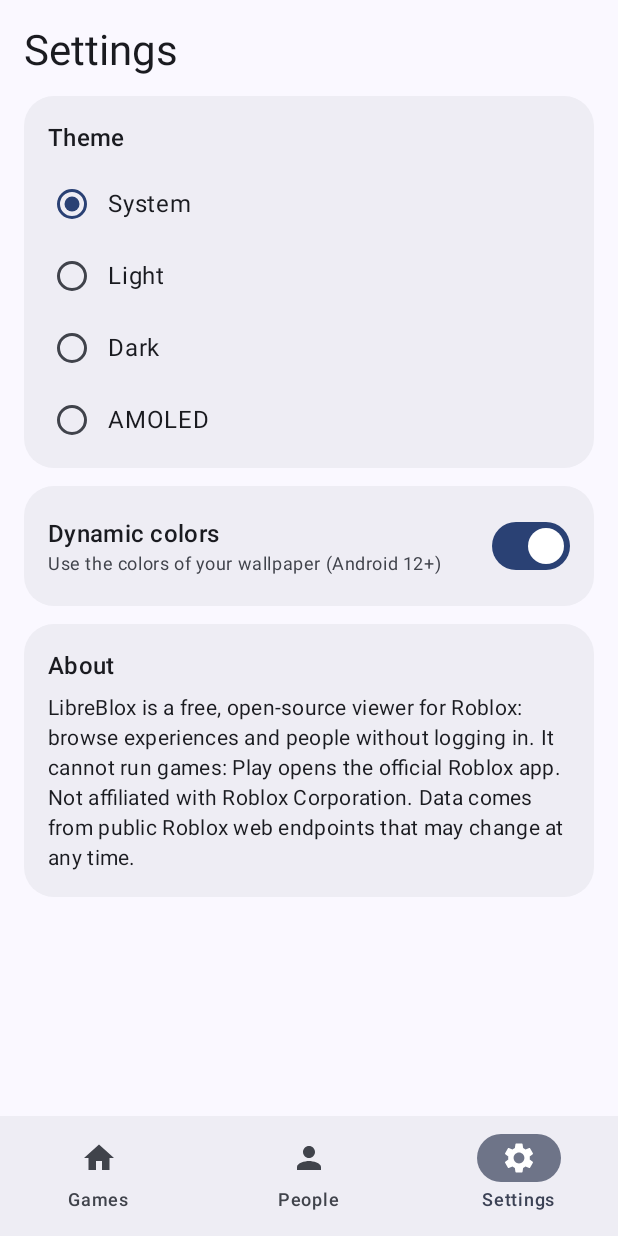
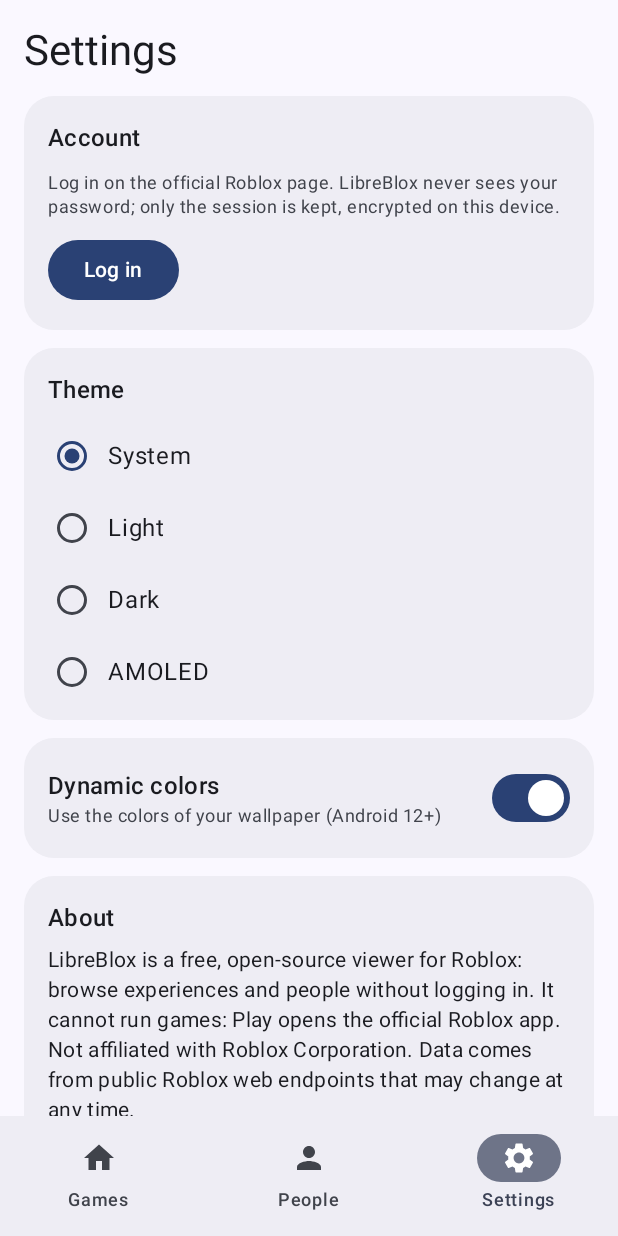
Before and after one commit to dorfandiysoftware-glitch/LibreBlox, an Android app built with Jetpack Compose: the screen it shows after launch (MainActivity), item 3 of the bottom bar chosen, on a phone screen of 412 x 824 dp. Run offline under Robolectric (Android 15) with nearby library versions, the phone set to English and light mode, and no system bars; pictures from the network do not load.

Commit message:
Stage 2: Roblox account login (WebView, encrypted session), account card in settings
Co-Authored-By: Claude Sonnet 5.5 <noreply@anthropic.com>
Claude-Session: https://claude.ai/code/session_01YJA6PigUCoctQqQv7pn6SK

```diff
--- a/app/build.gradle
+++ b/app/build.gradle
@@ -12,8 +12,8 @@ android {
         applicationId 'org.libreblox.app'
         minSdk 26
         targetSdk 35
-        versionCode 1
-        versionName '0.1.0'
+        versionCode 2
+        versionName '0.2.0'
     }
 
     // Release signing comes from CI secrets; without them the release build is signed with the debug key.
--- a/app/src/main/AndroidManifest.xml
+++ b/app/src/main/AndroidManifest.xml
@@ -4,7 +4,7 @@
     <uses-permission android:name="android.permission.INTERNET" />
 
     <application
-        android:allowBackup="true"
+        android:allowBackup="false"
         android:icon="@mipmap/ic_launcher"
         android:label="@string/app_name"
         android:supportsRtl="true"
--- a/app/src/main/java/org/libreblox/app/Api.kt
+++ b/app/src/main/java/org/libreblox/app/Api.kt
@@ -56,13 +56,14 @@ data class UserDetails(
 object Api {
     private val session = UUID.randomUUID().toString()
 
-    private suspend fun get(url: String): JSONObject = withContext(Dispatchers.IO) {
+    private suspend fun get(url: String, cookie: String? = null): JSONObject = withContext(Dispatchers.IO) {
         val c = URL(url).openConnection() as HttpURLConnection
         try {
             c.connectTimeout = 15000
             c.readTimeout = 20000
             c.setRequestProperty("Accept", "application/json")
             c.setRequestProperty("User-Agent", "LibreBlox/0.1 (Android)")
+            if (cookie != null) c.setRequestProperty("Cookie", ".ROBLOSECURITY=$cookie")
             val code = c.responseCode
             if (code !in 200..299) throw ApiException(code, url)
             JSONObject(c.inputStream.bufferedReader().use { it.readText() })
@@ -74,6 +75,15 @@ object Api {
     private fun enc(s: String) = URLEncoder.encode(s, "UTF-8")
     private fun JSONArray?.objects(): List<JSONObject> =
         if (this == null) emptyList() else (0 until length()).mapNotNull { optJSONObject(it) }
+
+    /** The account the session cookie belongs to, or null when it is no longer valid. */
+    suspend fun me(cookie: String): User? = try {
+        val j = get("https://users.roblox.com/v1/users/authenticated", cookie)
+        val id = j.optLong("id")
+        if (id == 0L) null else User(id, j.optString("name"), j.optString("displayName").ifEmpty { j.optString("name") }, avatar = headshots(listOf(id))[id])
+    } catch (e: ApiException) {
+        if (e.code == 401 || e.code == 403) null else throw e
+    }
 
     // ---------------- thumbnails ----------------
 
--- a/app/src/main/java/org/libreblox/app/AppVm.kt
+++ b/app/src/main/java/org/libreblox/app/AppVm.kt
@@ -4,7 +4,8 @@ import androidx.compose.runtime.getValue
 import androidx.compose.runtime.mutableStateListOf
 import androidx.compose.runtime.mutableStateOf
 import androidx.compose.runtime.setValue
-import androidx.lifecycle.ViewModel
+import android.app.Application
+import androidx.lifecycle.AndroidViewModel
 import androidx.lifecycle.viewModelScope
 import kotlinx.coroutines.launch
 
@@ -18,9 +19,10 @@ sealed interface Load<out T> {
 sealed interface Screen {
     data class GameS(val game: Game) : Screen
     data class UserS(val id: Long) : Screen
+    data object LoginS : Screen
 }
 
-class AppVm : ViewModel() {
+class AppVm(private val app: Application) : AndroidViewModel(app) {
     val stack = mutableStateListOf<Screen>()
 
     var sorts by mutableStateOf<List<Sort>>(emptyList())
@@ -33,7 +35,33 @@ class AppVm : ViewModel() {
     var userQuery by mutableStateOf("")
     var userSearch by mutableStateOf<Load<List<User>>>(Load.Idle)
 
-    init { loadHome() }
+    var account by mutableStateOf<User?>(null)
+
+    init {
+        loadHome()
+        refreshAccount()
+    }
+
+    fun refreshAccount() {
+        val cookie = Session.load(app) ?: run { account = null; return }
+        viewModelScope.launch {
+            // Keep the previous value on network errors; only a rejected cookie logs the user out.
+            try {
+                val me = Api.me(cookie)
+                if (me == null) Session.clear(app)
+                account = me
+            } catch (_: Exception) {}
+        }
+    }
+
+    fun logout() {
+        Session.clear(app)
+        account = null
+        try {
+            android.webkit.CookieManager.getInstance().removeAllCookies(null)
+            android.webkit.CookieManager.getInstance().flush()
+        } catch (_: Exception) {}
+    }
 
     private fun err(e: Throwable) = Load.Err(e.message ?: e.toString())
 
--- a/app/src/main/java/org/libreblox/app/MainActivity.kt
+++ b/app/src/main/java/org/libreblox/app/MainActivity.kt
@@ -87,6 +87,10 @@ private fun Root(vm: AppVm, theme: Int, dynamic: Boolean, onTheme: (Int) -> Unit
         is Screen.GameS -> GameScreen(top.game, onBack = { vm.stack.removeAt(vm.stack.lastIndex) }, onUser = { vm.stack.add(Screen.UserS(it)) })
         is Screen.UserS -> UserScreen(top.id, onBack = { vm.stack.removeAt(vm.stack.lastIndex) },
             onGame = { vm.stack.add(Screen.GameS(it)) }, onUser = { vm.stack.add(Screen.UserS(it.id)) })
+        Screen.LoginS -> LoginScreen(
+            onBack = { vm.stack.removeAt(vm.stack.lastIndex) },
+            onDone = { vm.stack.removeAt(vm.stack.lastIndex); vm.refreshAccount() },
+        )
         null -> Scaffold(
             containerColor = MaterialTheme.colorScheme.background,
             bottomBar = {
@@ -101,7 +105,13 @@ private fun Root(vm: AppVm, theme: Int, dynamic: Boolean, onTheme: (Int) -> Unit
             when (tab) {
                 Tab.GAMES -> GamesTab(vm, m) { vm.stack.add(Screen.GameS(it)) }
                 Tab.PEOPLE -> PeopleTab(vm, m) { vm.stack.add(Screen.UserS(it.id)) }
-                Tab.SETTINGS -> SettingsTab(theme, dynamic, onTheme, onDynamic, m)
+                Tab.SETTINGS -> SettingsTab(
+                    theme, dynamic, onTheme, onDynamic, m,
+                    account = vm.account,
+                    onLogin = { vm.stack.add(Screen.LoginS) },
+                    onProfile = { vm.account?.let { vm.stack.add(Screen.UserS(it.id)) } },
+                    onLogout = vm::logout,
+                )
             }
         }
     }
--- a/app/src/main/res/values/strings.xml
+++ b/app/src/main/res/values/strings.xml
@@ -40,4 +40,9 @@
     <string name="dynamic_colors_desc">Use the colors of your wallpaper (Android 12+)</string>
     <string name="about">About</string>
     <string name="about_text">LibreBlox is a free, open-source viewer for Roblox: browse experiences and people without logging in. It cannot run games: Play opens the official Roblox app. Not affiliated with Roblox Corporation. Data comes from public Roblox web endpoints that may change at any time.</string>
+    <string name="account">Account</string>
+    <string name="login">Log in</string>
+    <string name="logout">Log out</string>
+    <string name="my_profile">My profile</string>
+    <string name="login_note">Log in on the official Roblox page. LibreBlox never sees your password; only the session is kept, encrypted on this device.</string>
 </resources>
```
Also changed, not shown: app/src/main/java/org/libreblox/app/Screens.kt (+64 -1 lines), app/src/main/java/org/libreblox/app/Session.kt (added, +52 -0 lines), 1 other file.
